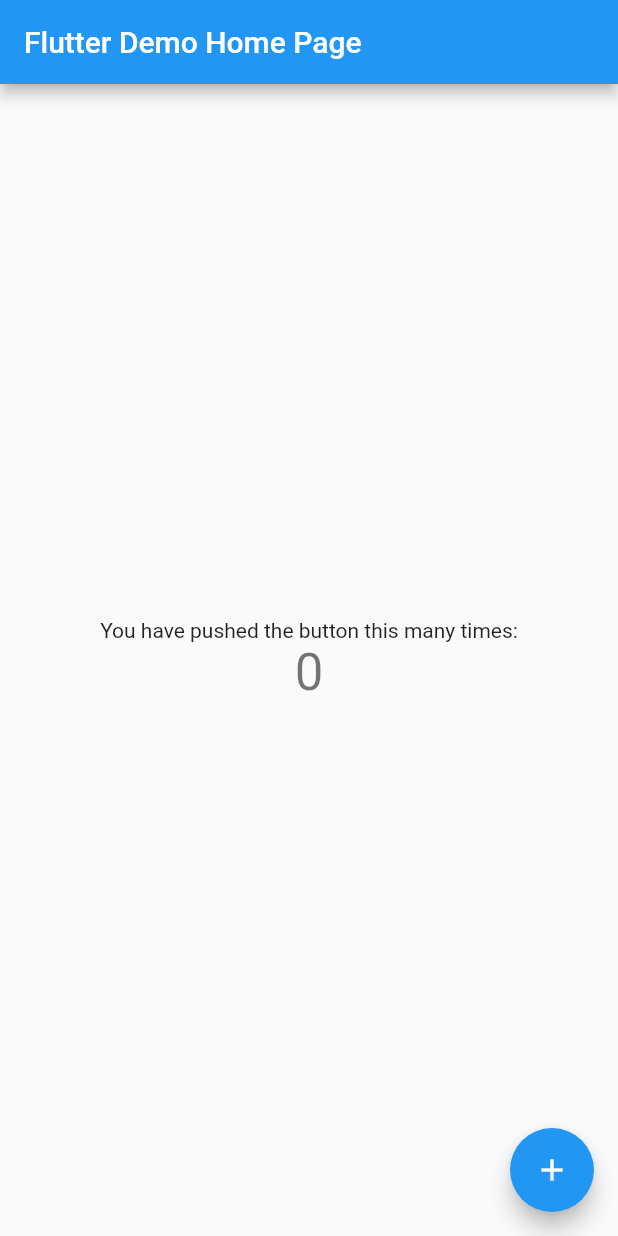
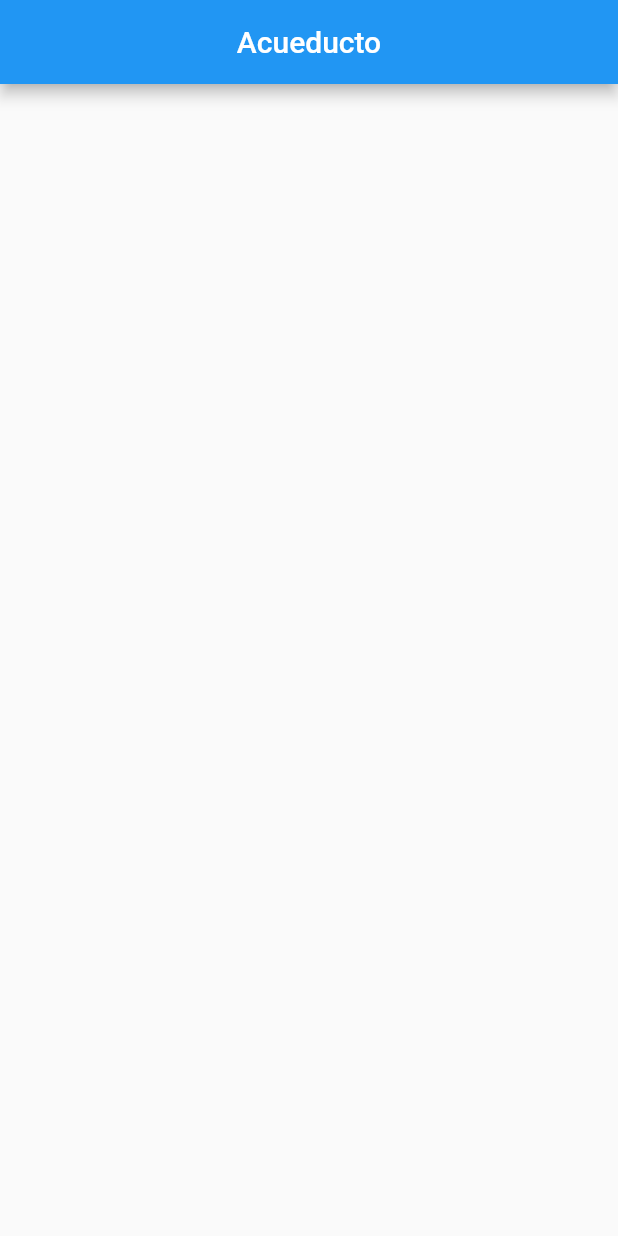
Before and after one commit to iscopan/odissea, a Flutter app: the screen it shows after launch, on a phone screen of 412 x 824 dp. Run offline on Flutter 3.47's test engine with Material 2 defaults, Android fonts, the phone set to English and light mode, and no system bars; missing offline and left inert: dart:ffi.

Commit message:
AppBar pantallaCromo done

```diff
--- a/lib/cromo.dart
+++ b/lib/cromo.dart
@@ -1,8 +1,23 @@
+import 'dart:ffi';
+
 import 'package:flutter/material.dart';
 
 class Cromo {
 
+  String nombre;
+  String descripcion;
+  double latitud;
+  double longitud;
+  String creador;
+  int numeroCromo;
 
-
+  Cromo({
+    @required this.nombre,
+    @required this.descripcion,
+    @required this.latitud,
+    @required this.longitud,
+    @required this.creador,
+    @required this.numeroCromo
+  });
 
 }
--- /dev/null
+++ b/lib/cromoWidget.dart
@@ -0,0 +1,26 @@
+import 'package:flutter/material.dart';
+import 'package:odissea/cromo.dart';
+
+class cromoWidget extends StatelessWidget{
+
+  final Cromo cromoPasado;
+
+  const cromoWidget({Key key, @required this.cromoPasado}) : super(key: key);
+
+
+
+  @override
+  Widget build(BuildContext context) {
+    return Scaffold(
+      appBar: AppBar(
+        title: Center(
+          child: Text(cromoPasado.nombre),
+        )
+      ),
+
+
+    );
+  }
+
+
+}
--- a/lib/main.dart
+++ b/lib/main.dart
@@ -1,111 +1,23 @@
 import 'package:flutter/material.dart';
+import 'package:odissea/cromo.dart';
+import 'package:odissea/cromoWidget.dart';
 
 void main() => runApp(MyApp());
 
 class MyApp extends StatelessWidget {
-  // This widget is the root of your application.
+
+  final Cromo cromoEjemplo = new Cromo(nombre: "Acueducto",
+      descripcion: "Está construido con sillares de granito asentados sin argamasa entre ellos. Sobre los tres arcos de mayor altura había en la época romana una cartela con letras de bronce donde constaba la fecha y el constructor.",
+      latitud: 40.9322427,
+      longitud: -4.0898234,
+      creador: "Ayuntamiendo de Segovia",
+      numeroCromo: 06);
+
   @override
   Widget build(BuildContext context) {
     return MaterialApp(
-      title: 'Flutter Demo',
-      theme: ThemeData(
-        // This is the theme of your application.
-        //
-        // Try running your application with "flutter run". You'll see the
-        // application has a blue toolbar. Then, without quitting the app, try
-        // changing the primarySwatch below to Colors.green and then invoke
-        // "hot reload" (press "r" in the console where you ran "flutter run",
-        // or simply save your changes to "hot reload" in a Flutter IDE).
-        // Notice that the counter didn't reset back to zero; the application
-        // is not restarted.
-        primarySwatch: Colors.blue,
-      ),
-      home: MyHomePage(title: 'Flutter Demo Home Page'),
+      home: cromoWidget(cromoPasado: cromoEjemplo),
     );
   }
+
 }
-
-class MyHomePage extends StatefulWidget {
-  MyHomePage({Key key, this.title}) : super(key: key);
-
-  // This widget is the home page of your application. It is stateful, meaning
-  // that it has a State object (defined below) that contains fields that affect
-  // how it looks.
-
-  // This class is the configuration for the state. It holds the values (in this
-  // case the title) provided by the parent (in this case the App widget) and
-  // used by the build method of the State. Fields in a Widget subclass are
-  // always marked "final".
-
-  final String title;
-
-  @override
-  _MyHomePageState createState() => _MyHomePageState();
-}
-
-class _MyHomePageState extends State<MyHomePage> {
-  int _counter = 0;
-
-  void _incrementCounter() {
-    setState(() {
-      // This call to setState tells the Flutter framework that something has
-      // changed in this State, which causes it to rerun the build method below
-      // so that the display can reflect the updated values. If we changed
-      // _counter without calling setState(), then the build method would not be
-      // called again, and so nothing would appear to happen.
-      _counter++;
-    });
-  }
-
-  @override
-  Widget build(BuildContext context) {
-    // This method is rerun every time setState is called, for instance as done
-    // by the _incrementCounter method above.
-    //
-    // The Flutter framework has been optimized to make rerunning build methods
-    // fast, so that you can just rebuild anything that needs updating rather
-    // than having to individually change instances of widgets.
-    return Scaffold(
-      appBar: AppBar(
-        // Here we take the value from the MyHomePage object that was created by
-        // the App.build method, and use it to set our appbar title.
-        title: Text(widget.title),
-      ),
-      body: Center(
-        // Center is a layout widget. It takes a single child and positions it
-        // in the middle of the parent.
-        child: Column(
-          // Column is also a layout widget. It takes a list of children and
-          // arranges them vertically. By default, it sizes itself to fit its
-          // children horizontally, and tries to be as tall as its parent.
-          //
-          // Invoke "debug painting" (press "p" in the console, choose the
-          // "Toggle Debug Paint" action from the Flutter Inspector in Android
-          // Studio, or the "Toggle Debug Paint" command in Visual Studio Code)
-          // to see the wireframe for each widget.
-          //
-          // Column has various properties to control how it sizes itself and
-          // how it positions its children. Here we use mainAxisAlignment to
-          // center the children vertically; the main axis here is the vertical
-          // axis because Columns are vertical (the cross axis would be
-          // horizontal).
-          mainAxisAlignment: MainAxisAlignment.center,
-          children: <Widget>[
-            Text(
-              'You have pushed the button this many times:',
-            ),
-            Text(
-              '$_counter',
-              style: Theme.of(context).textTheme.display1,
-            ),
-          ],
-        ),
-      ),
-      floatingActionButton: FloatingActionButton(
-        onPressed: _incrementCounter,
-        tooltip: 'Increment',
-        child: Icon(Icons.add),
-      ), // This trailing comma makes auto-formatting nicer for build methods.
-    );
-  }
-}
```
